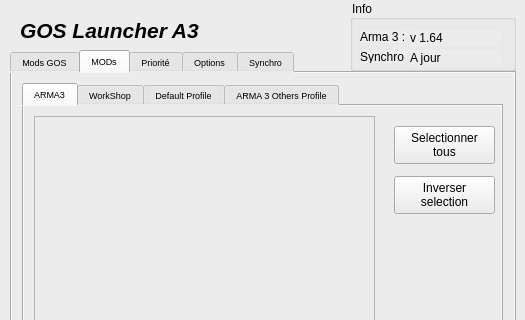
The window that principale.ui (ChristopheTdn/GOSLauncher_A3_Python_version) describes before a commit, drawn with Qt 5; both pictures show x 0 to 525 and y 0 to 320 of the 525 by 623 pixel window.
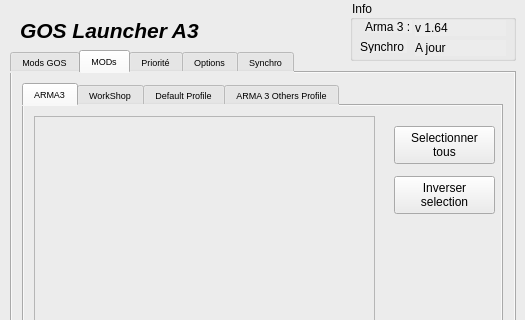
The same window after the commit. The open tabs and pages were chosen to show the change. Icons and pictures are not drawn.

The edit to the form file:
```diff
--- a/principale.ui
+++ b/principale.ui
@@ -3319,7 +3319,7 @@
       <x>350</x>
       <y>0</y>
       <width>166</width>
-      <height>71</height>
+      <height>61</height>
      </rect>
     </property>
     <property name="maximumSize">
@@ -3334,8 +3334,8 @@
     <widget class="QLabel" name="label_info_arma3">
      <property name="geometry">
       <rect>
-       <x>10</x>
-       <y>30</y>
+       <x>15</x>
+       <y>20</y>
        <width>47</width>
        <height>13</height>
       </rect>
@@ -3348,7 +3348,7 @@
      <property name="geometry">
       <rect>
        <x>10</x>
-       <y>50</y>
+       <y>40</y>
        <width>47</width>
        <height>13</height>
       </rect>
@@ -3360,8 +3360,8 @@
     <widget class="QLabel" name="label_info_arma3_version">
      <property name="geometry">
       <rect>
-       <x>60</x>
-       <y>30</y>
+       <x>65</x>
+       <y>20</y>
        <width>91</width>
        <height>16</height>
       </rect>
@@ -3373,8 +3373,8 @@
     <widget class="QLabel" name="label_info_synchro_taille">
      <property name="geometry">
       <rect>
-       <x>60</x>
-       <y>50</y>
+       <x>65</x>
+       <y>40</y>
        <width>91</width>
        <height>16</height>
       </rect>
```
Left out of the diff: 2 changed lines with no effect on the pictures.
